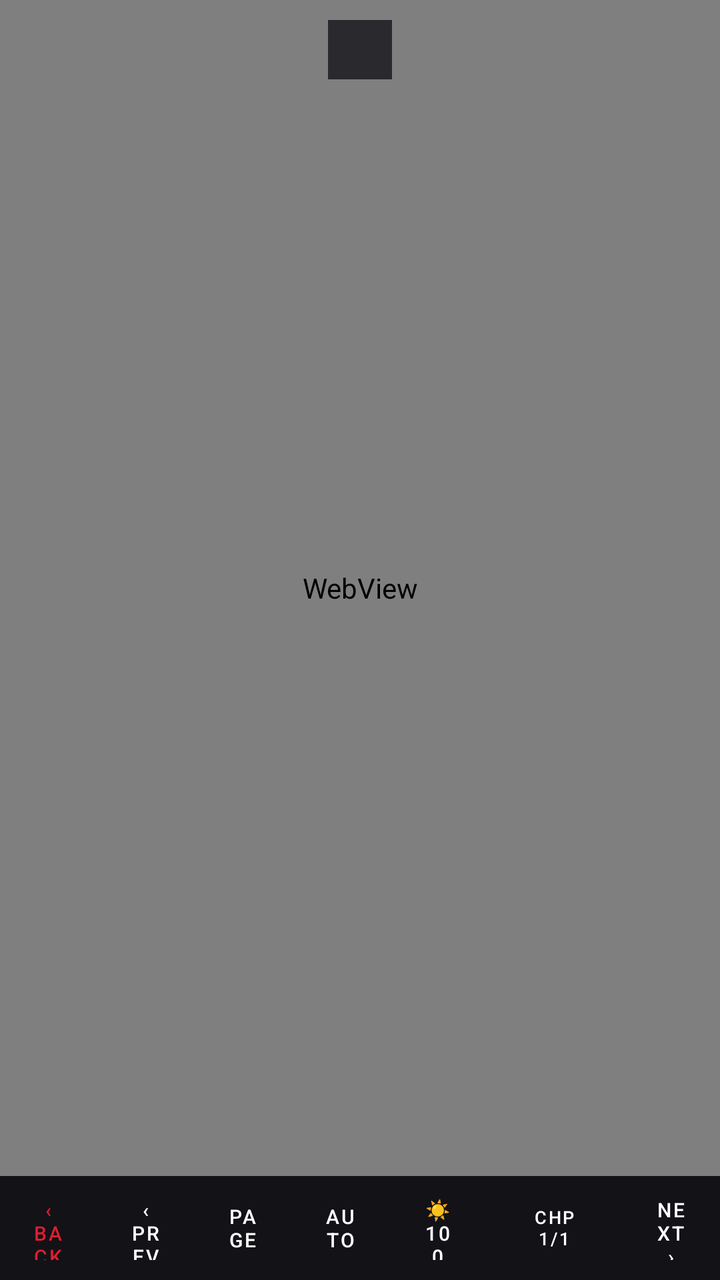
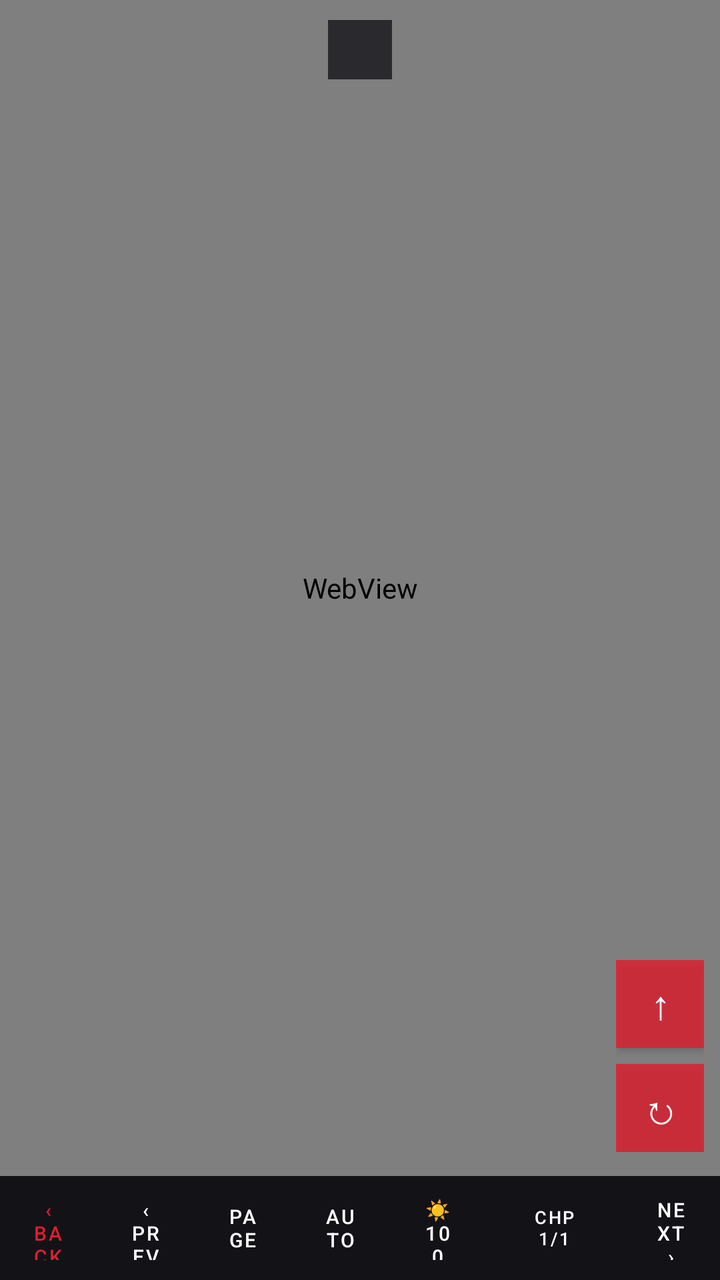

Two renders of the same Android screen: before a commit and after it. Below are the layout's source before the change and the commit's diff.
<!-- AndroidManifest.xml: application theme Theme.MyGhoulScans -->
<!-- res/layout/activity_reader.xml -->
<?xml version="1.0" encoding="utf-8"?>
<LinearLayout xmlns:android="http://schemas.android.com/apk/res/android"
    android:orientation="vertical" android:layout_width="match_parent" android:layout_height="match_parent"
    android:background="#000000">

    <FrameLayout android:layout_width="match_parent" android:layout_height="0dp" android:layout_weight="1">

        <WebView android:id="@+id/readerWeb" android:layout_width="match_parent" android:layout_height="match_parent"
            android:background="#000000" />

        <View android:id="@+id/eyeOverlay" android:layout_width="match_parent" android:layout_height="match_parent"
            android:background="#60FF8800" android:visibility="gone" />

        <TextView android:id="@+id/readerChapter"
            android:layout_width="wrap_content" android:layout_height="wrap_content"
            android:layout_gravity="top|center_horizontal" android:layout_marginTop="10dp"
            android:background="#CC15151B" android:textColor="#FFFFFF" android:textSize="13sp"
            android:paddingStart="16dp" android:paddingEnd="16dp" android:paddingTop="6dp" android:paddingBottom="6dp"
            android:text="" />
    </FrameLayout>

    <LinearLayout android:orientation="horizontal" android:layout_width="match_parent" android:layout_height="52dp"
        android:background="#DD15151B" android:gravity="center_vertical">

        <Button android:id="@+id/readerBack" android:layout_width="0dp" android:layout_weight="1" android:layout_height="match_parent"
            android:text="‹ Back" android:textSize="10sp" android:textColor="@color/mgs_accent"
            android:background="?android:attr/selectableItemBackground" />

        <Button android:id="@+id/readerPrev" android:layout_width="0dp" android:layout_weight="1" android:layout_height="match_parent"
            android:text="‹ Prev" android:textSize="10sp" android:textColor="@color/white"
            android:background="?android:attr/selectableItemBackground" />

        <Button android:id="@+id/readerMode" android:layout_width="0dp" android:layout_weight="1" android:layout_height="match_parent"
            android:text="Page" android:textSize="10sp" android:textColor="@color/white"
            android:background="?android:attr/selectableItemBackground" />

        <Button android:id="@+id/readerAuto" android:layout_width="0dp" android:layout_weight="1" android:layout_height="match_parent"
            android:text="Auto" android:textSize="10sp" android:textColor="@color/white"
            android:background="?android:attr/selectableItemBackground" />

        <Button android:id="@+id/readerBright" android:layout_width="0dp" android:layout_weight="1" android:layout_height="match_parent"
            android:text="☀ 100" android:textSize="10sp" android:textColor="@color/white"
            android:background="?android:attr/selectableItemBackground" />

        <Button android:id="@+id/readerChapters" android:layout_width="0dp" android:layout_weight="1.4" android:layout_height="match_parent"
            android:text="CHP 1/1" android:textSize="9sp" android:textColor="@color/white"
            android:background="?android:attr/selectableItemBackground" />

        <Button android:id="@+id/readerNext" android:layout_width="0dp" android:layout_weight="1" android:layout_height="match_parent"
            android:text="Next ›" android:textSize="10sp" android:textColor="@color/white"
            android:background="?android:attr/selectableItemBackground" />
    </LinearLayout>
</LinearLayout>
<!-- resources referenced by this layout -->
<resources>
  <color name="mgs_accent">#FFE11D2E</color>
  <color name="white">#FFFFFFFF</color>
  <style name="Theme.MyGhoulScans" parent="Theme.MaterialComponents.DayNight.NoActionBar">
          
          <item name="colorPrimary">@color/mgs_accent</item>
          <item name="colorPrimaryVariant">@color/mgs_accent</item>
          <item name="colorOnPrimary">@color/white</item>
          
          <item name="colorSecondary">@color/mgs_accent</item>
          <item name="colorSecondaryVariant">@color/mgs_accent</item>
          <item name="colorOnSecondary">@color/white</item>
          
          <item name="android:statusBarColor">@color/mgs_bg</item>
          <item name="android:windowBackground">@color/mgs_bg</item>
          <item name="android:textColorPrimary">@color/white</item>
          
      </style>
  <color name="mgs_bg">#FF0E0E12</color>
</resources>

<!-- the commit's change to res/layout/activity_reader.xml (unified diff, before → after) -->
@@ -17,6 +17,19 @@
             android:background="#CC15151B" android:textColor="#FFFFFF" android:textSize="13sp"
             android:paddingStart="16dp" android:paddingEnd="16dp" android:paddingTop="6dp" android:paddingBottom="6dp"
             android:text="" />
+
+        <LinearLayout android:layout_width="wrap_content" android:layout_height="wrap_content"
+            android:layout_gravity="bottom|end" android:layout_marginEnd="8dp" android:layout_marginBottom="12dp"
+            android:orientation="vertical">
+
+            <Button android:id="@+id/readerTop" android:layout_width="44dp" android:layout_height="44dp"
+                android:text="↑" android:textSize="20sp" android:textColor="#FFFFFF"
+                android:background="#CC15151B" android:padding="0dp" />
+
+            <Button android:id="@+id/readerReload" android:layout_width="44dp" android:layout_height="44dp"
+                android:layout_marginTop="8dp" android:text="↻" android:textSize="20sp" android:textColor="#FFFFFF"
+                android:background="#CC15151B" android:padding="0dp" />
+        </LinearLayout>
     </FrameLayout>
 
     <LinearLayout android:orientation="horizontal" android:layout_width="match_parent" android:layout_height="52dp"
